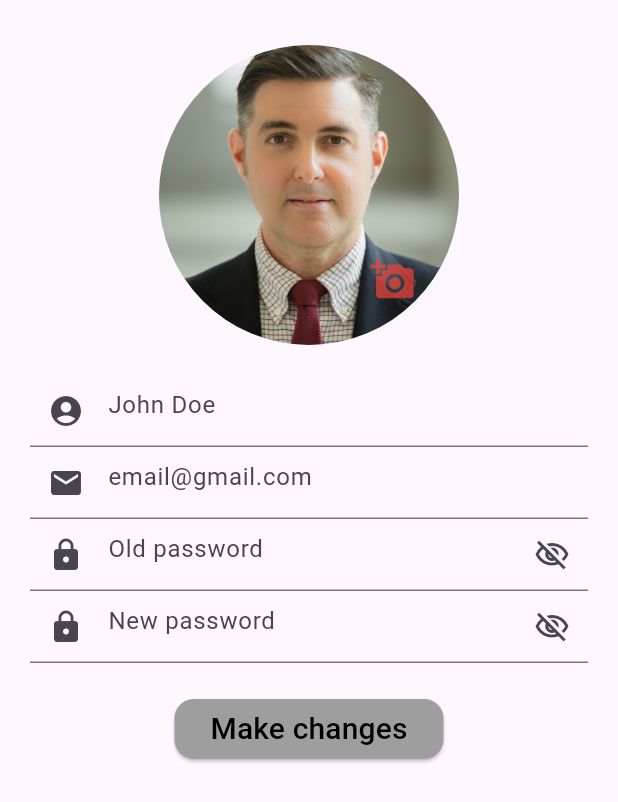
After one commit to 2022508/fitness_app, a Flutter app: the AccountScreen screen opened directly, on a phone screen of 412 x 824 dp. The commit adds this screen. Shown: the top 802 px of the screen. Run offline on Flutter 3.47's test engine with Material 3 defaults, Android fonts, the phone set to English and light mode, and no system bars.

Commit message:
account design

```diff
--- /dev/null
+++ b/lib/components/password_text_field.dart
@@ -0,0 +1,38 @@
+// ignore_for_file: prefer_const_constructors
+
+import 'package:flutter/material.dart';
+
+class MyPasswordTextField extends StatefulWidget {
+  final String? hintText;
+  const MyPasswordTextField({super.key, required this.hintText});
+
+  @override
+  State<MyPasswordTextField> createState() => _MyPasswordTextFieldState();
+}
+
+class _MyPasswordTextFieldState extends State<MyPasswordTextField> {
+  bool isPswdVisible = true;
+  Icon pswdVisible = Icon(Icons.visibility_off_outlined);
+
+  @override
+  Widget build(BuildContext context) {
+    return TextField(
+        obscureText: isPswdVisible,
+        decoration: InputDecoration(
+            prefixIcon: Icon(Icons.lock),
+            hintText: "${widget.hintText}",
+            suffixIcon: IconButton(
+                onPressed: () {
+                  setState(() {
+                    if (isPswdVisible) {
+                      pswdVisible = Icon(Icons.visibility_outlined);
+                      isPswdVisible = false;
+                    } else {
+                      pswdVisible = Icon(Icons.visibility_off_outlined);
+                      isPswdVisible = true;
+                    }
+                  });
+                },
+                icon: pswdVisible)));
+  }
+}
--- /dev/null
+++ b/lib/components/text_field.dart
@@ -0,0 +1,22 @@
+// ignore_for_file: prefer_const_constructors
+
+import 'package:flutter/material.dart';
+
+class MyTextField extends StatelessWidget {
+  final String hintText;
+  final Icon prefixIcon;
+  final bool? readOnly;
+  const MyTextField(
+      {super.key,
+      required this.hintText,
+      required this.prefixIcon,
+      this.readOnly});
+
+  @override
+  Widget build(BuildContext context) {
+    return TextField(
+        readOnly: readOnly ?? false,
+        decoration:
+            InputDecoration(prefixIcon: prefixIcon, hintText: hintText));
+  }
+}
--- /dev/null
+++ b/lib/screens/account_screen.dart
@@ -0,0 +1,77 @@
+// ignore_for_file: prefer_const_constructors, prefer_const_literals_to_create_immutables
+
+import 'package:fitness_app/components/elevated_button.dart';
+import 'package:fitness_app/components/password_text_field.dart';
+import 'package:fitness_app/components/text_field.dart';
+import 'package:flutter/material.dart';
+
+class AccountScreen extends StatefulWidget {
+  const AccountScreen({super.key});
+
+  @override
+  State<AccountScreen> createState() => _AccountScreenState();
+}
+
+class _AccountScreenState extends State<AccountScreen> {
+  bool isPswdVisible = true;
+  Icon pswdVisible = Icon(Icons.visibility_off_outlined);
+
+  @override
+  Widget build(BuildContext context) {
+    return Scaffold(
+        body: SafeArea(
+      child: SingleChildScrollView(
+        child: Padding(
+          padding: EdgeInsets.all(20),
+          child: Center(
+              child: Column(
+            children: [
+              // IconButton(
+              //   style: ButtonStyle(),
+              //   icon: CircleAvatar(
+              //     radius: 100,
+              //     backgroundImage: AssetImage('assets/images/pfp.jpg'),
+              //   ),
+              //   onPressed: () {},
+              // ),
+              SizedBox(height: 10),
+              Stack(
+                children: [
+                  CircleAvatar(
+                    radius: 100,
+                    backgroundImage: AssetImage('assets/images/pfp.jpg'),
+                  ),
+                  Positioned(
+                    bottom: 20,
+                    right: 20,
+                    child: IconButton(
+                      icon: Icon(
+                        Icons.add_a_photo,
+                        color: Colors.red.withOpacity(0.7),
+                        size: 30,
+                      ),
+                      onPressed: () {},
+                    ),
+                  ),
+                ],
+              ),
+              SizedBox(height: 20),
+              MyTextField(
+                  hintText: "John Doe",
+                  prefixIcon: Icon(Icons.account_circle_sharp),
+                  readOnly: true),
+              MyTextField(
+                  hintText: "email@gmail.com",
+                  prefixIcon: Icon(Icons.email),
+                  readOnly: true),
+              MyPasswordTextField(hintText: "Old password"),
+              MyPasswordTextField(hintText: "New password"),
+              SizedBox(height: 20),
+              MyElevatedButton(text: "Make changes")
+            ],
+          )),
+        ),
+      ),
+    ));
+  }
+}
```
Also changed, not shown: lib/screens/create_screen.dart (+13 -16 lines), lib/screens/launch_screen.dart (+11 -46 lines), assets/images/pfp.jpg (added).
